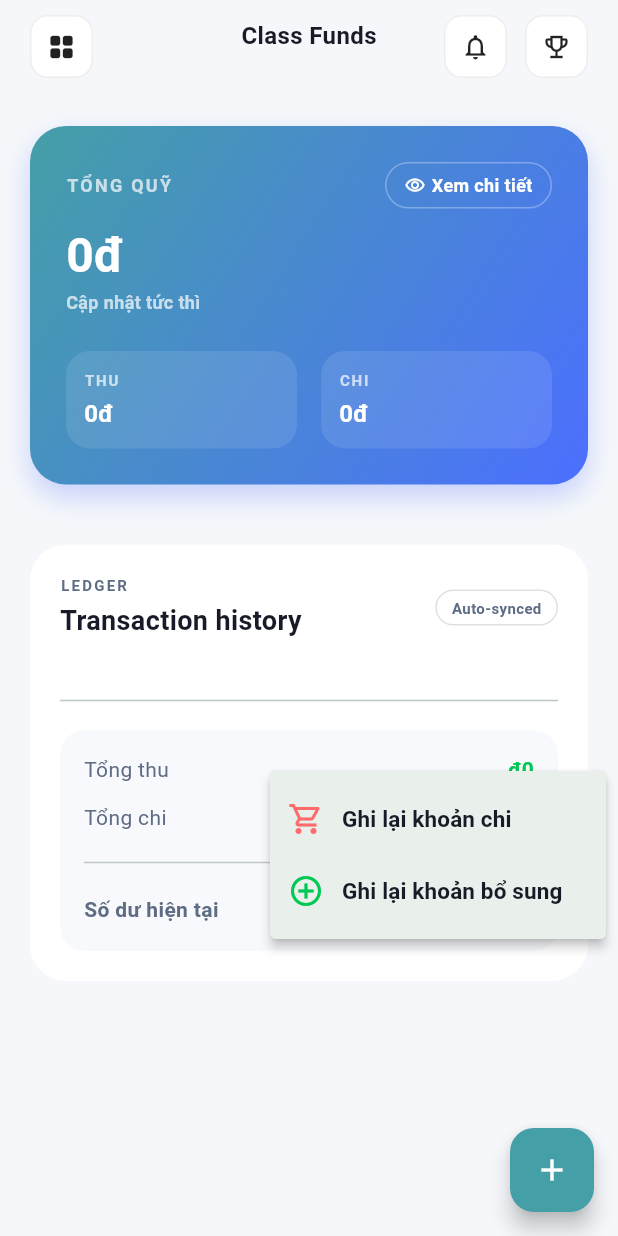
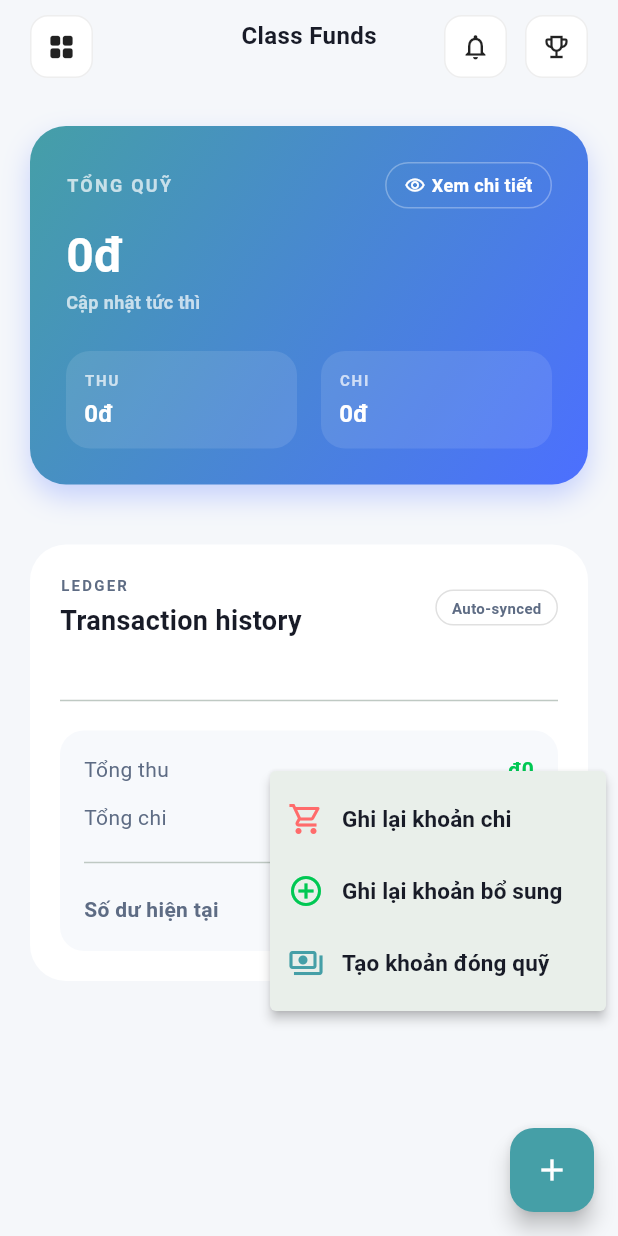
Before and after one commit to Enrique-Nguyen/mobile_classpal, a Flutter app: the ClassFundsScreenContent screen opened directly with empty values, after a tap on the "add" icon, on a phone screen of 412 x 824 dp. Run offline on Flutter 3.47's test engine with Material 3 defaults, Android fonts, the phone set to English and light mode, and no system bars; our stand-ins replace cloud_firestore, firebase_auth, firebase_core, flutter_riverpod, google_fonts, qr_flutter; missing offline and left inert: mobile_scanner; accounts and stored records are empty; Roboto replaces fonts that are missing (GoogleSans).

Commit message:
[Fix] Sửa lại lỗi không hiện popup Tạo khoản đóng quỹ

```diff
--- a/lib/features/class_view/workflow/screens/funds_screen.dart
+++ b/lib/features/class_view/workflow/screens/funds_screen.dart
@@ -10,7 +10,7 @@ import '../widgets/fund_overview_card.dart';
 import '../widgets/unpaid_members_card.dart';
 import '../widgets/transaction_history_card.dart';
 import 'funds_transaction_screen.dart';
-import '../models/fund_transaction.dart';
+import '../../../../core/models/fund_transaction.dart';
 import '../services/fund_service.dart';
 import '../../overview/services/rule_service.dart';
 
@@ -99,7 +99,6 @@ class _ClassFundsScreenContentState extends State<ClassFundsScreenContent> {
             ],
           ),
         ),
-        if (hasFundRules)
         PopupMenuItem(
           value: 'payment',
           child: Row(
@@ -121,6 +120,20 @@ class _ClassFundsScreenContentState extends State<ClassFundsScreenContent> {
     );
 
     if (result == null) return;
+
+    // Kiểm tra nếu chọn 'payment' nhưng chưa có fund rules
+    if (result == 'payment' && !hasFundRules) {
+      if (mounted) {
+        ScaffoldMessenger.of(context).showSnackBar(
+          const SnackBar(
+            content: Text('Bạn cần phải tạo luật trước'),
+            backgroundColor: AppColors.errorRed,
+            duration: Duration(seconds: 2),
+          ),
+        );
+      }
+      return;
+    }
 
     // Điều hướng đến màn hình tạo giao dịch
     final txData = await Navigator.push<Map<String, dynamic>>(
--- a/lib/features/class_view/workflow/services/fund_service.dart
+++ b/lib/features/class_view/workflow/services/fund_service.dart
@@ -2,7 +2,7 @@ import 'package:cloud_firestore/cloud_firestore.dart';
 import 'package:mobile_classpal/core/models/task.dart';
 import 'package:mobile_classpal/core/models/notification.dart' as notif_model;
 import 'package:mobile_classpal/features/class_view/overview/services/notification_service.dart';
-import '../models/fund_transaction.dart';
+import '../../../../core/models/fund_transaction.dart';
 
 class FundService {
   static final FirebaseFirestore _firestore = FirebaseFirestore.instance;
--- a/lib/features/class_view/workflow/widgets/transaction_history_card.dart
+++ b/lib/features/class_view/workflow/widgets/transaction_history_card.dart
@@ -1,7 +1,7 @@
 import 'package:flutter/material.dart';
 import 'package:intl/intl.dart';
 import '../../../../core/constants/app_colors.dart';
-import '../models/fund_transaction.dart';
+import '../../../../core/models/fund_transaction.dart';
 import '../services/fund_service.dart';
 
 class TransactionHistoryCard extends StatelessWidget {
```
Also changed, not shown: lib/core/models/fund_transaction.dart (renamed from lib/features/class_view/workflow/models/fund_transaction.dart). Lines whose indentation alone changed are shown as unchanged.
